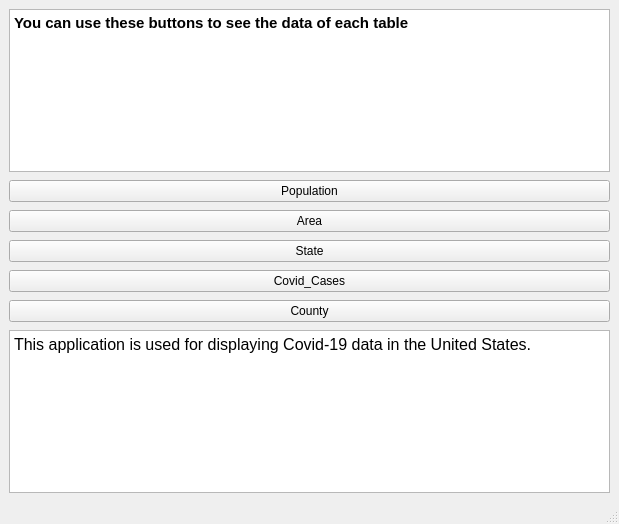
This is CSE412_UI/main.ui in devi1X/CSE412_DatabaseProject as Qt 5 draws it before an edit. The edited form follows.
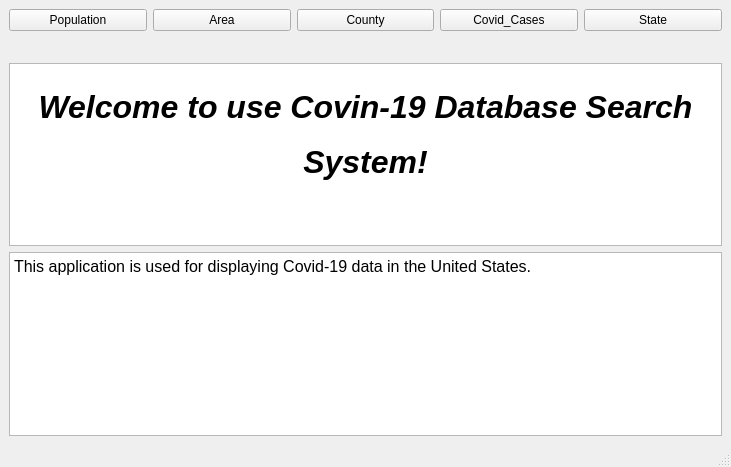
This is the edited form.

Patch:
```diff
--- a/CSE412_UI/main.ui
+++ b/CSE412_UI/main.ui
@@ -6,8 +6,8 @@
    <rect>
     <x>0</x>
     <y>0</y>
-    <width>619</width>
-    <height>524</height>
+    <width>731</width>
+    <height>467</height>
    </rect>
   </property>
   <property name="sizePolicy">
@@ -32,18 +32,9 @@
    <bool>false</bool>
   </property>
   <widget class="QWidget" name="centralwidget">
-   <layout class="QGridLayout" name="gridLayout">
-    <item row="0" column="0">
-     <layout class="QVBoxLayout" name="verticalLayout" stretch="0,0,0,0,0,0,0">
-      <property name="spacing">
-       <number>8</number>
-      </property>
-      <property name="sizeConstraint">
-       <enum>QLayout::SetMinimumSize</enum>
-      </property>
-      <property name="leftMargin">
-       <number>0</number>
-      </property>
+   <layout class="QFormLayout" name="formLayout">
+    <item row="2" column="0" colspan="2">
+     <layout class="QVBoxLayout" name="verticalLayout_3">
       <item>
        <widget class="QTextBrowser" name="textBrowser">
         <property name="html">
@@ -51,10 +42,25 @@
 &lt;html&gt;&lt;head&gt;&lt;meta name=&quot;qrichtext&quot; content=&quot;1&quot; /&gt;&lt;style type=&quot;text/css&quot;&gt;
 p, li { white-space: pre-wrap; }
 &lt;/style&gt;&lt;/head&gt;&lt;body style=&quot; font-family:'SimSun'; font-size:9pt; font-weight:400; font-style:normal;&quot;&gt;
-&lt;p style=&quot; margin-top:0px; margin-bottom:0px; margin-left:0px; margin-right:0px; -qt-block-indent:0; text-indent:0px;&quot;&gt;&lt;span style=&quot; font-size:11pt; font-weight:600;&quot;&gt;You can use these buttons to see the data of each table&lt;/span&gt;&lt;/p&gt;&lt;/body&gt;&lt;/html&gt;</string>
+&lt;p align=&quot;center&quot; style=&quot; margin-top:0px; margin-bottom:0px; margin-left:0px; margin-right:0px; -qt-block-indent:0; text-indent:0px;&quot;&gt;&lt;span style=&quot; font-family:'.AppleSystemUIFont'; font-size:36pt; font-weight:696; font-style:italic; vertical-align:sub;&quot;&gt;Welcome to use Covin-19 Database Search System!&lt;/span&gt;&lt;/p&gt;&lt;/body&gt;&lt;/html&gt;</string>
         </property>
        </widget>
       </item>
+      <item>
+       <widget class="QTextBrowser" name="textBrowser_2">
+        <property name="html">
+         <string>&lt;!DOCTYPE HTML PUBLIC &quot;-//W3C//DTD HTML 4.0//EN&quot; &quot;http://www.w3.org/TR/REC-html40/strict.dtd&quot;&gt;
+&lt;html&gt;&lt;head&gt;&lt;meta name=&quot;qrichtext&quot; content=&quot;1&quot; /&gt;&lt;style type=&quot;text/css&quot;&gt;
+p, li { white-space: pre-wrap; }
+&lt;/style&gt;&lt;/head&gt;&lt;body style=&quot; font-family:'SimSun'; font-size:9pt; font-weight:400; font-style:normal;&quot;&gt;
+&lt;p style=&quot; margin-top:0px; margin-bottom:0px; margin-left:0px; margin-right:0px; -qt-block-indent:0; text-indent:0px;&quot;&gt;&lt;span style=&quot; font-size:12pt;&quot;&gt;This application is used for displaying Covid-19 data in the United States. &lt;/span&gt;&lt;/p&gt;&lt;/body&gt;&lt;/html&gt;</string>
+        </property>
+       </widget>
+      </item>
+     </layout>
+    </item>
+    <item row="0" column="0" colspan="2">
+     <layout class="QHBoxLayout" name="horizontalLayout_7">
       <item>
        <widget class="QPushButton" name="Population">
         <property name="text">
@@ -69,20 +75,6 @@
         </property>
        </widget>
       </item>
-      <item>
-       <widget class="QPushButton" name="State">
-        <property name="text">
-         <string>State</string>
-        </property>
-       </widget>
-      </item>
-      <item>
-       <widget class="QPushButton" name="Covid_Cases">
-        <property name="text">
-         <string>Covid_Cases</string>
-        </property>
-       </widget>
-      </item>
       <item>
        <widget class="QPushButton" name="County">
         <property name="text">
@@ -91,18 +83,34 @@
        </widget>
       </item>
       <item>
-       <widget class="QTextBrowser" name="textBrowser_2">
-        <property name="html">
-         <string>&lt;!DOCTYPE HTML PUBLIC &quot;-//W3C//DTD HTML 4.0//EN&quot; &quot;http://www.w3.org/TR/REC-html40/strict.dtd&quot;&gt;
-&lt;html&gt;&lt;head&gt;&lt;meta name=&quot;qrichtext&quot; content=&quot;1&quot; /&gt;&lt;style type=&quot;text/css&quot;&gt;
-p, li { white-space: pre-wrap; }
-&lt;/style&gt;&lt;/head&gt;&lt;body style=&quot; font-family:'SimSun'; font-size:9pt; font-weight:400; font-style:normal;&quot;&gt;
-&lt;p style=&quot; margin-top:0px; margin-bottom:0px; margin-left:0px; margin-right:0px; -qt-block-indent:0; text-indent:0px;&quot;&gt;&lt;span style=&quot; font-size:12pt;&quot;&gt;This application is used for displaying Covid-19 data in the United States. &lt;/span&gt;&lt;/p&gt;&lt;/body&gt;&lt;/html&gt;</string>
+       <widget class="QPushButton" name="Covid_Cases">
+        <property name="text">
+         <string>Covid_Cases</string>
+        </property>
+       </widget>
+      </item>
+      <item>
+       <widget class="QPushButton" name="State">
+        <property name="text">
+         <string>State</string>
         </property>
        </widget>
       </item>
      </layout>
     </item>
+    <item row="1" column="0" colspan="2">
+     <spacer name="horizontalSpacer">
+      <property name="orientation">
+       <enum>Qt::Horizontal</enum>
+      </property>
+      <property name="sizeHint" stdset="0">
+       <size>
+        <width>40</width>
+        <height>20</height>
+       </size>
+      </property>
+     </spacer>
+    </item>
    </layout>
   </widget>
   <widget class="QStatusBar" name="statusbar"/>
```
